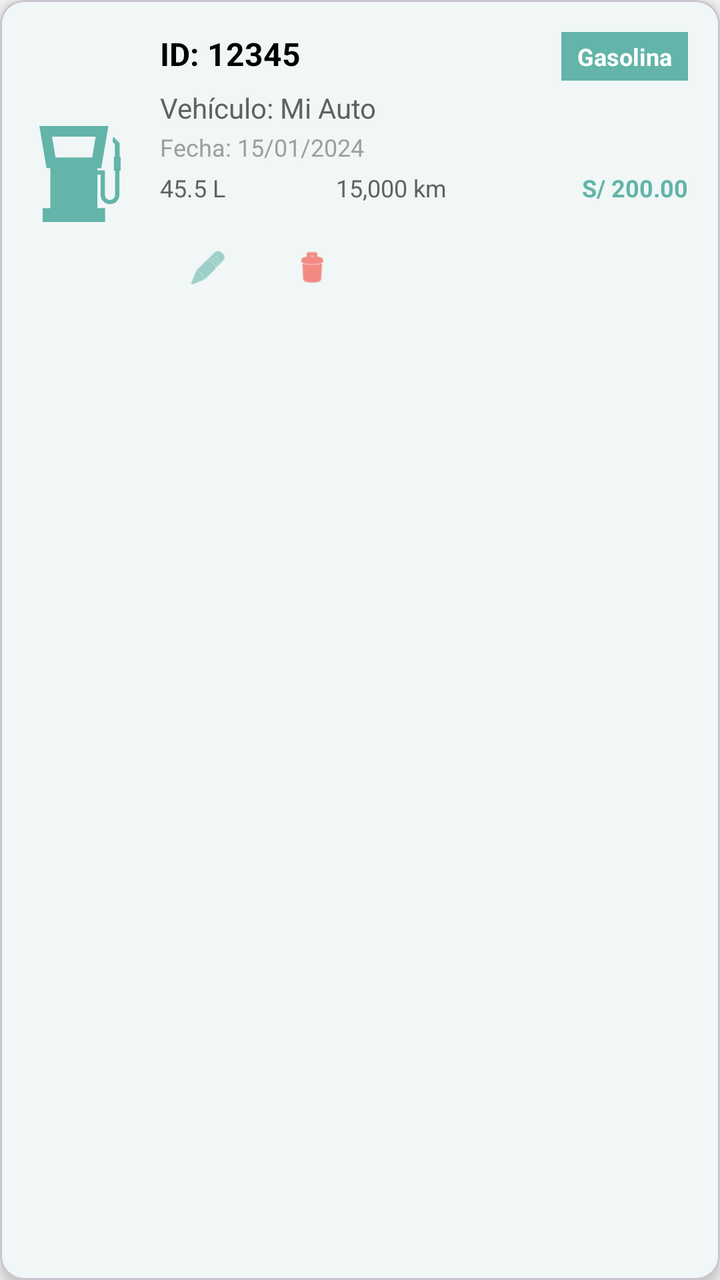
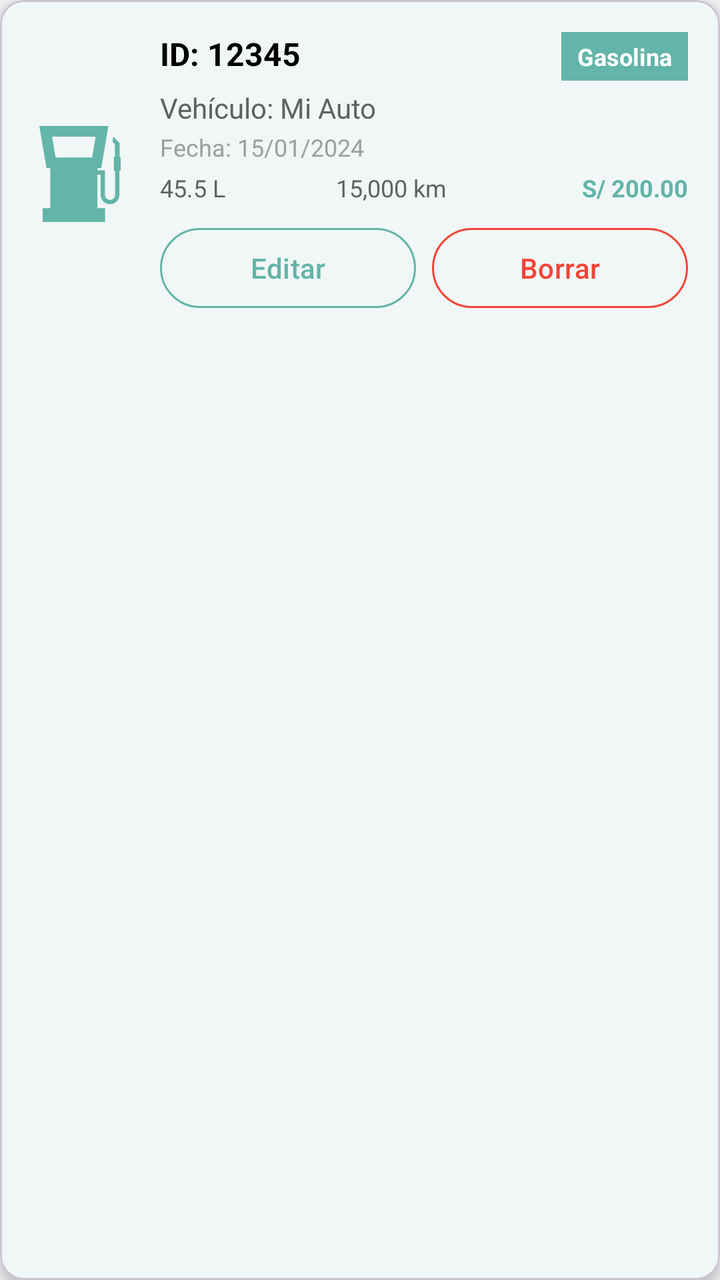

The first picture is an Android layout as it rendered before a commit; the second is the same layout after the commit. The layout source and the unified diff follow.
<!-- AndroidManifest.xml: application theme Theme.LAB6_20210740 -->
<!-- res/layout/item_fuel_record.xml -->
<?xml version="1.0" encoding="utf-8"?>
<com.google.android.material.card.MaterialCardView xmlns:android="http://schemas.android.com/apk/res/android"
    xmlns:app="http://schemas.android.com/apk/res-auto"
    android:layout_width="match_parent"
    android:layout_height="wrap_content"
    android:layout_marginBottom="12dp"
    app:cardCornerRadius="12dp"
    app:cardElevation="4dp"
    app:cardBackgroundColor="@color/white">

    <LinearLayout
        android:layout_width="match_parent"
        android:layout_height="wrap_content"
        android:orientation="horizontal"
        android:padding="16dp">

        <ImageView
            android:layout_width="48dp"
            android:layout_height="48dp"
            android:src="@drawable/gasolinera"
            app:tint="@color/primary"
            android:layout_gravity="center_vertical" />

        <LinearLayout
            android:layout_width="0dp"
            android:layout_height="wrap_content"
            android:layout_weight="1"
            android:orientation="vertical"
            android:layout_marginStart="16dp">

            <LinearLayout
                android:layout_width="match_parent"
                android:layout_height="wrap_content"
                android:orientation="horizontal">

                <TextView
                    android:id="@+id/tv_record_id"
                    android:layout_width="0dp"
                    android:layout_height="wrap_content"
                    android:layout_weight="1"
                    android:text="ID: 12345"
                    android:textSize="16sp"
                    android:textStyle="bold"
                    android:textColor="@color/black" />

                <TextView
                    android:id="@+id/tv_fuel_type"
                    android:layout_width="wrap_content"
                    android:layout_height="wrap_content"
                    android:text="Gasolina"
                    android:textSize="12sp"
                    android:textStyle="bold"
                    android:textColor="@color/white"
                    android:background="@color/primary"
                    android:paddingStart="8dp"
                    android:paddingEnd="8dp"
                    android:paddingTop="4dp"
                    android:paddingBottom="4dp"
                    android:layout_marginStart="8dp" />

            </LinearLayout>

            <TextView
                android:id="@+id/tv_vehicle_id"
                android:layout_width="wrap_content"
                android:layout_height="wrap_content"
                android:text="Vehículo: Mi Auto"
                android:textSize="14sp"
                android:textColor="@color/dark_gray"
                android:layout_marginTop="4dp" />

            <TextView
                android:id="@+id/tv_date"
                android:layout_width="wrap_content"
                android:layout_height="wrap_content"
                android:text="Fecha: 15/01/2024"
                android:textSize="12sp"
                android:textColor="@color/gray"
                android:layout_marginTop="2dp" />

            <LinearLayout
                android:layout_width="match_parent"
                android:layout_height="wrap_content"
                android:orientation="horizontal"
                android:layout_marginTop="4dp">

                <TextView
                    android:id="@+id/tv_liters"
                    android:layout_width="0dp"
                    android:layout_height="wrap_content"
                    android:layout_weight="1"
                    android:text="45.5 L"
                    android:textSize="12sp"
                    android:textColor="@color/dark_gray" />

                <TextView
                    android:id="@+id/tv_kilometers"
                    android:layout_width="0dp"
                    android:layout_height="wrap_content"
                    android:layout_weight="1"
                    android:text="15,000 km"
                    android:textSize="12sp"
                    android:textColor="@color/dark_gray" />

                <TextView
                    android:id="@+id/tv_price"
                    android:layout_width="0dp"
                    android:layout_height="wrap_content"
                    android:layout_weight="1"
                    android:text="S/ 200.00"
                    android:textSize="12sp"
                    android:textStyle="bold"
                    android:textColor="@color/primary"
                    android:gravity="end" />

            </LinearLayout>

            <LinearLayout
                android:layout_width="wrap_content"
                android:layout_height="wrap_content"
                android:orientation="horizontal"
                android:layout_marginTop="8dp">

                <com.google.android.material.button.MaterialButton
                    android:id="@+id/btn_edit_record"
                    style="@style/Widget.Material3.Button.IconButton"
                    android:layout_width="48dp"
                    android:layout_height="48dp"
                    app:icon="@android:drawable/ic_menu_edit"
                    app:iconTint="@color/primary"
                    app:iconGravity="textStart"
                    app:iconPadding="0dp" />

                <com.google.android.material.button.MaterialButton
                    android:id="@+id/btn_delete_record"
                    style="@style/Widget.Material3.Button.IconButton"
                    android:layout_width="48dp"
                    android:layout_height="48dp"
                    android:layout_marginStart="4dp"
                    app:icon="@android:drawable/ic_menu_delete"
                    app:iconTint="#F44336"
                    app:iconGravity="textStart"
                    app:iconPadding="0dp" />

            </LinearLayout>

        </LinearLayout>

    </LinearLayout>

</com.google.android.material.card.MaterialCardView>
<!-- resources referenced by this layout -->
<resources>
  <color name="black">#FF000000</color>
  <color name="dark_gray">#616161</color>
  <color name="gray">#9E9E9E</color>
  <color name="primary">#63B4A9</color>
  <color name="white">#FFFFFFFF</color>
  <!-- drawable gasolinera (drawable) -->
  <vector xmlns:android="http://schemas.android.com/apk/res/android"
      android:width="800dp"
      android:height="800dp"
      android:viewportWidth="357.83"
      android:viewportHeight="357.83">
    <path
        android:pathData="M330.47,114.67h-3.77V63.78l-23.99,-24.09l-2.45,19l8.61,8.72v47.26h-3.77v52h4.68v89.65c0,10.48 -8.52,19 -19,19s-19,-8.52 -19,-19v-90.85h-27.99v-8.27h14.16L284.77,0H27.36l26.83,157.2h14.16v149.07H39.71v51.56h232.71v-51.56h-28.65V181.46h11.99v74.85c0,19.3 15.7,35 35,35s35,-15.7 35,-35v-89.65h4.7V114.67L330.47,114.67zM224.19,117.19H87.94L74.77,40h162.6L224.19,117.19z"
        android:fillColor="#000000"/>
  </vector>
  <style name="Theme.LAB6_20210740" parent="Base.Theme.LAB6_20210740" />
  <style name="Base.Theme.LAB6_20210740" parent="Theme.Material3.DayNight.NoActionBar">
          
          <item name="colorPrimary">@color/primary</item>
          <item name="colorPrimaryVariant">@color/botones</item>
          <item name="colorOnPrimary">@color/white</item>
  
          
          <item name="colorSecondary">@color/primary</item>
          <item name="colorSecondaryVariant">@color/botones</item>
          <item name="colorOnSecondary">@color/white</item>
  
          
          <item name="android:colorBackground">@color/light_gray</item>
          <item name="colorSurface">@color/white</item>
          <item name="colorOnSurface">@color/black</item>
  
          
          <item name="colorError">#B00020</item>
          <item name="colorOnError">@color/white</item>
  
          
          <item name="materialButtonStyle">@style/Widget.App.Button</item>
      </style>
  <color name="botones">#009688</color>
  <color name="light_gray">#F5F5F5</color>
  <style name="Widget.App.Button" parent="Widget.Material3.Button">
          <item name="backgroundTint">@color/primary</item>
          <item name="android:textColor">@color/white</item>
          <item name="cornerRadius">8dp</item>
      </style>
</resources>

<!-- the commit's change to res/layout/item_fuel_record.xml (unified diff, before → after) -->
@@ -116,31 +116,32 @@
             </LinearLayout>
 
             <LinearLayout
-                android:layout_width="wrap_content"
+                android:layout_width="match_parent"
                 android:layout_height="wrap_content"
                 android:orientation="horizontal"
                 android:layout_marginTop="8dp">
 
-                <com.google.android.material.button.MaterialButton
+                <Button
                     android:id="@+id/btn_edit_record"
-                    style="@style/Widget.Material3.Button.IconButton"
-                    android:layout_width="48dp"
-                    android:layout_height="48dp"
-                    app:icon="@android:drawable/ic_menu_edit"
-                    app:iconTint="@color/primary"
-                    app:iconGravity="textStart"
-                    app:iconPadding="0dp" />
+                    style="@style/Widget.Material3.Button.OutlinedButton"
+                    android:layout_width="0dp"
+                    android:layout_height="wrap_content"
+                    android:layout_weight="1"
+                    android:text="Editar"
+                    android:textColor="@color/primary"
+                    app:strokeColor="@color/primary"
+                    android:layout_marginEnd="4dp" />
 
-                <com.google.android.material.button.MaterialButton
+                <Button
                     android:id="@+id/btn_delete_record"
-                    style="@style/Widget.Material3.Button.IconButton"
-                    android:layout_width="48dp"
-                    android:layout_height="48dp"
-                    android:layout_marginStart="4dp"
-                    app:icon="@android:drawable/ic_menu_delete"
-                    app:iconTint="#F44336"
-                    app:iconGravity="textStart"
-                    app:iconPadding="0dp" />
+                    style="@style/Widget.Material3.Button.OutlinedButton"
+                    android:layout_width="0dp"
+                    android:layout_height="wrap_content"
+                    android:layout_weight="1"
+                    android:text="Borrar"
+                    android:textColor="#F44336"
+                    app:strokeColor="#F44336"
+                    android:layout_marginStart="4dp" />
 
             </LinearLayout>
 
